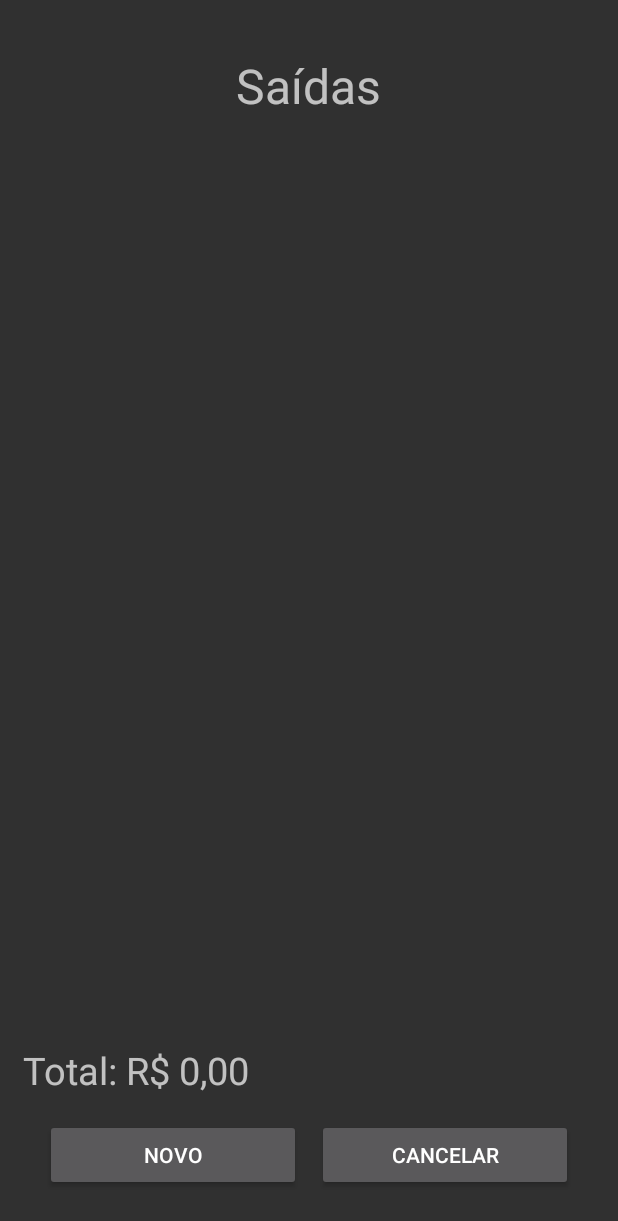
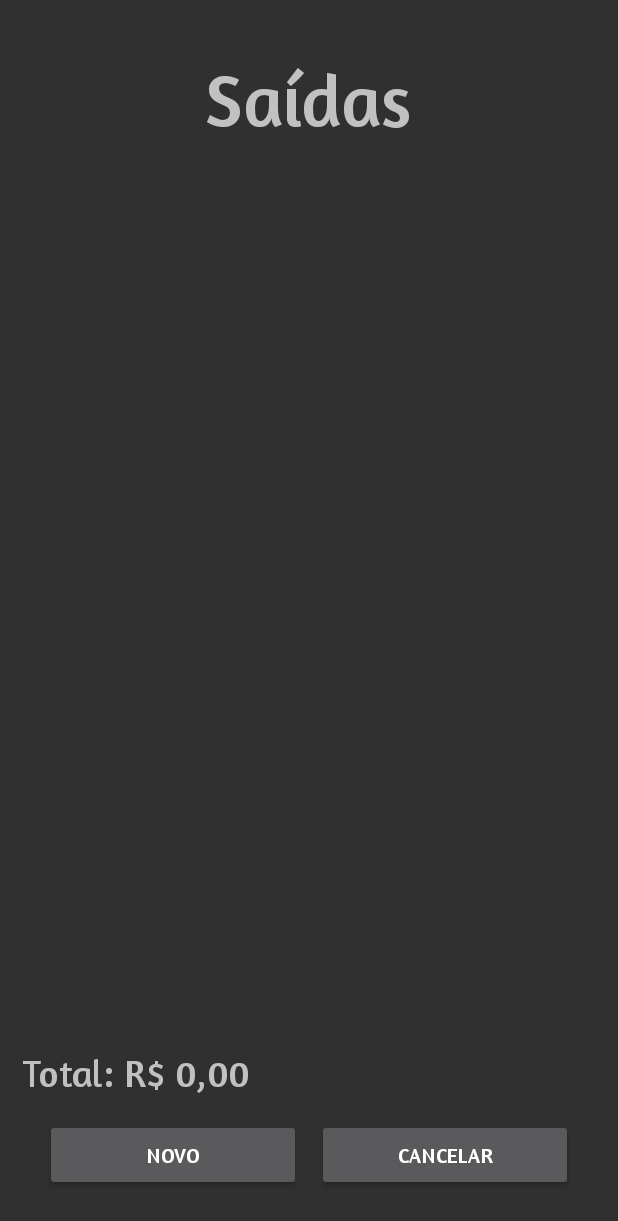
Before and after one commit to BielCR/Gest, an Android app: the screen it shows after launch (VisualizarEventos), after a tap on an icon or button, on a phone screen of 412 x 824 dp. Shown: the top 1221 px of the screen. Run offline under Robolectric (Android 15) with nearby library versions, the phone set to English and light mode, and no system bars.

```diff
--- a/app/src/main/java/com/gabs/minhacarteira/MainActivity.java
+++ b/app/src/main/java/com/gabs/minhacarteira/MainActivity.java
@@ -1,6 +1,4 @@
 package com.gabs.minhacarteira;
-
-import androidx.appcompat.app.AppCompatActivity;
 
 import android.content.Intent;
 import android.icu.util.Calendar;
@@ -9,9 +7,8 @@ import android.view.View;
 import android.widget.Button;
 import android.widget.ImageButton;
 import android.widget.TextView;
-import android.widget.Toast;
 
-import ferramentas.EventosDB;
+import androidx.appcompat.app.AppCompatActivity;
 
 public class MainActivity extends AppCompatActivity {
 
@@ -29,19 +26,19 @@ public class MainActivity extends AppCompatActivity {
 
         //Linkagem dos componentes java e xml
         //Text Views
-        titulo = (TextView) findViewById(R.id.tituloMain);
-        entrada = (TextView) findViewById(R.id.entradatxt);
-        saida = (TextView) findViewById(R.id.saidaTxt);
-        saldo = (TextView) findViewById(R.id.saldoTxt);
+        titulo = findViewById(R.id.tituloMain);
+        entrada = findViewById(R.id.entradatxt);
+        saida = findViewById(R.id.saidaTxt);
+        saldo = findViewById(R.id.saldoTxt);
 
         //Image Buttons
-        entradaBtn = (ImageButton) findViewById(R.id.entradaBtn);
-        saidaBtn = (ImageButton) findViewById(R.id.saidaBtn);
+        entradaBtn = findViewById(R.id.entradaBtn);
+        saidaBtn = findViewById(R.id.saidaBtn);
 
         //Buttons
-        anteriorBtn = (Button) findViewById(R.id.anteriorBtn);
-        proximoBtn = (Button) findViewById(R.id.proximoBtn);
-        novoBtn = (Button) findViewById(R.id.novoBtn);
+        anteriorBtn = findViewById(R.id.anteriorBtn);
+        proximoBtn = findViewById(R.id.proximoBtn);
+        novoBtn = findViewById(R.id.novoBtn);
 
         //responsavel por mostrar todos os eventos de botoes
         cadastroEventos();
@@ -73,10 +70,10 @@ public class MainActivity extends AppCompatActivity {
         novoBtn.setOnClickListener(new View.OnClickListener() {
             @Override
             public void onClick(View v) {
-                EventosDB db = new EventosDB(MainActivity.this);
-                db.inserirEvento();
+                //EventosDB db = new EventosDB(MainActivity.this);
+                //db.inserirEvento();
 
-                Toast.makeText(MainActivity.this, db.getDatabaseName(), Toast.LENGTH_LONG).show();
+                //Toast.makeText(MainActivity.this, db.getDatabaseName(), Toast.LENGTH_LONG).show();
             }
         });
 
@@ -103,7 +100,7 @@ public class MainActivity extends AppCompatActivity {
 
     //Mostrar a data do aplicativo
     private void mostraDataApp() {
-        String nomeMes[] = {"Janeiro", "Fevereiro", "Março", "Abril", "Maio", "Junho",
+        String[] nomeMes = {"Janeiro", "Fevereiro", "Março", "Abril", "Maio", "Junho",
                 "Julho", "Agosto", "Setembro", "Outubro", "Novembro", "Dezembro"};
 
         int mes = dataApp.get(Calendar.MONTH);
--- a/app/src/main/java/com/gabs/minhacarteira/VisualizarEventos.java
+++ b/app/src/main/java/com/gabs/minhacarteira/VisualizarEventos.java
@@ -1,16 +1,14 @@
 package com.gabs.minhacarteira;
 
-import androidx.appcompat.app.AppCompatActivity;
-
-import android.app.DatePickerDialog;
 import android.content.Intent;
 import android.os.Bundle;
 import android.view.View;
 import android.widget.Button;
-import android.widget.DatePicker;
 import android.widget.ListView;
 import android.widget.TextView;
 import android.widget.Toast;
+
+import androidx.appcompat.app.AppCompatActivity;
 
 public class VisualizarEventos extends AppCompatActivity {
 
--- a/app/src/main/res/layout/activity_visualizar_eventos.xml
+++ b/app/src/main/res/layout/activity_visualizar_eventos.xml
@@ -1,6 +1,5 @@
 <?xml version="1.0" encoding="utf-8"?>
 <androidx.constraintlayout.widget.ConstraintLayout xmlns:android="http://schemas.android.com/apk/res/android"
-    xmlns:app="http://schemas.android.com/apk/res-auto"
     xmlns:tools="http://schemas.android.com/tools"
     android:layout_width="match_parent"
     android:layout_height="match_parent"
@@ -21,8 +20,9 @@
             android:layout_height="wrap_content"
             android:layout_gravity="center"
             android:layout_marginTop="35dp"
+            android:fontFamily="@font/amaranth"
             android:text="Titulo"
-            android:textSize="32sp" />
+            android:textSize="50sp" />
 
         <ListView
             android:id="@+id/listaEventos"
@@ -30,7 +30,8 @@
             android:layout_height="100dp"
             android:layout_marginHorizontal="15dp"
             android:layout_marginTop="15dp"
-            android:layout_weight="1" />
+            android:layout_weight="1"
+            android:fontFamily="@font/amaranth" />
 
         <!--Representando o total dos eventos-->
         <LinearLayout
@@ -43,6 +44,7 @@
             <TextView
                 android:layout_width="wrap_content"
                 android:layout_height="wrap_content"
+                android:fontFamily="@font/amaranth"
                 android:text="Total: R$"
                 android:textSize="25sp" />
 
@@ -51,6 +53,7 @@
                 android:layout_width="wrap_content"
                 android:layout_height="wrap_content"
                 android:layout_marginLeft="5dp"
+                android:fontFamily="@font/amaranth"
                 android:text="0,00"
                 android:textSize="25sp" />
         </LinearLayout>
@@ -70,6 +73,7 @@
                 android:layout_height="wrap_content"
                 android:layout_marginRight="5dp"
                 android:layout_weight="1"
+                android:fontFamily="@font/amaranth"
                 android:text="Novo" />
 
             <Button
@@ -78,6 +82,7 @@
                 android:layout_height="wrap_content"
                 android:layout_marginLeft="5dp"
                 android:layout_weight="1"
+                android:fontFamily="@font/amaranth"
                 android:text="Cancelar" />
 
         </LinearLayout>
```
Also changed, not shown: app/src/main/java/com/gabs/minhacarteira/CadastroEdicaoEvnt.java (+49 -7 lines), app/src/main/java/ferramentas/EventosDB.java (+16 -5 lines), app/src/main/res/layout/activity_cadastro_edicao_evnt.xml (+21 -10 lines), app/src/main/res/layout/activity_main.xml (+17 -9 lines), app/src/main/res/font/amaranth.ttf (added).
